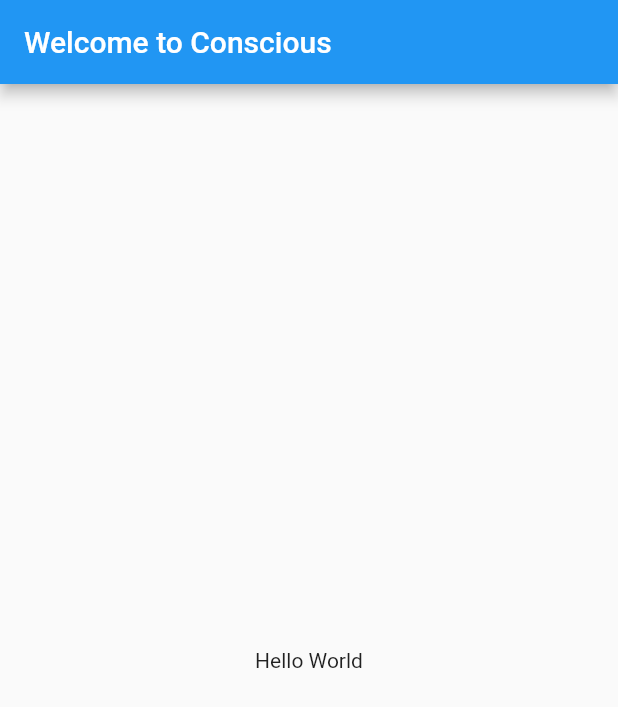
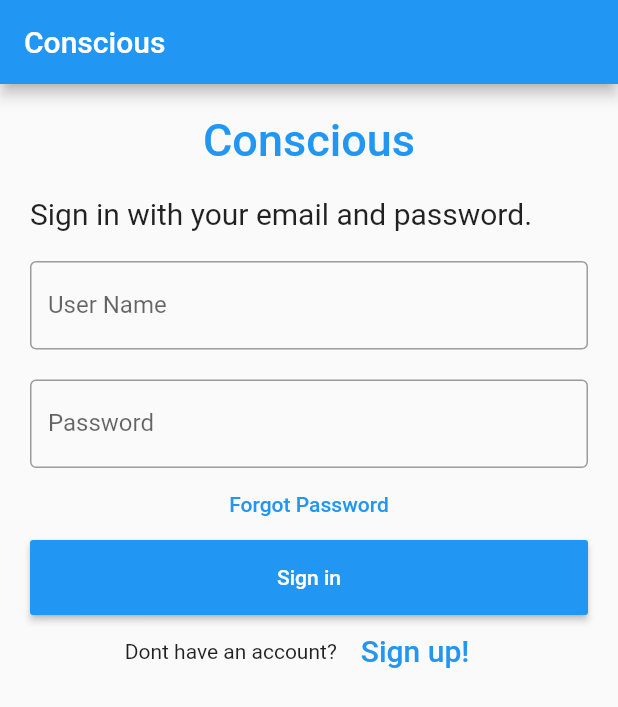
Before and after one commit to VictorElujinmi/conscious_app, a Flutter app: the screen it shows after launch, on a phone screen of 412 x 824 dp. Shown: the top 707 px of the screen. Run offline on Flutter 3.47's test engine with Material 2 defaults, Android fonts, the phone set to English and light mode, and no system bars.

Commit message:
Created Sign in page

```diff
--- a/lib/main.dart
+++ b/lib/main.dart
@@ -1,22 +1,112 @@
 import 'package:flutter/material.dart';
 
 void main() {
-  runApp(MyApp());
+  runApp(MaterialApp(
+    home: MyApp(),
+  ));
 }
 
-class MyApp extends StatelessWidget {
+
+
+class MyApp extends StatefulWidget {
+  @override
+  _State createState() => _State();
+}
+
+class _State extends State<MyApp> {
+  TextEditingController nameController = TextEditingController();
+  TextEditingController passwordController = TextEditingController();
+
   @override
   Widget build(BuildContext context) {
-    return MaterialApp(
-      title: 'Welcome to Flutter',
-      home: Scaffold(
+    return Scaffold(
         appBar: AppBar(
-          title: Text('Welcome to Conscious'),
+          title: Text('Conscious'),
         ),
-        body: Center(
-          child: Text('Hello World'),
-        ),
-      ),
-    );
+        body: Padding(
+            padding: EdgeInsets.all(10),
+            child: ListView(
+              children: <Widget>[
+                Container(
+
+                  //Add Logo here
+                    alignment: Alignment.center,
+                    padding: EdgeInsets.all(10),
+                    child: Text(
+                      'Conscious',
+                      style: TextStyle(
+                          color: Colors.blue,
+                          fontWeight: FontWeight.w500,
+                          fontSize: 30),
+                    )),
+                Container(
+                    alignment: Alignment.topLeft,
+                    padding: EdgeInsets.all(10),
+                    child: Text(
+                      'Sign in with your email and password.',
+                      style: TextStyle(fontSize: 20),
+                    )),
+                Container(
+                  padding: EdgeInsets.all(10),
+                  child: TextField(
+                    controller: nameController,
+                    decoration: InputDecoration(
+                      border: OutlineInputBorder(),
+                      labelText: 'User Name',
+                    ),
+                  ),
+                ),
+                Container(
+                  padding: EdgeInsets.fromLTRB(10, 10, 10, 0),
+                  child: TextField(
+                    obscureText: true,
+                    controller: passwordController,
+                    decoration: InputDecoration(
+                      border: OutlineInputBorder(),
+                      labelText: 'Password',
+                    ),
+                  ),
+                ),
+                FlatButton(
+                  onPressed: (){
+                    //forgot password screen
+                  },
+                  textColor: Colors.blue,
+                  child: Text('Forgot Password'),
+                ),
+                Container(
+                    height: 50,
+                    padding: EdgeInsets.fromLTRB(10, 0, 10, 0),
+                    child: RaisedButton(
+                      textColor: Colors.white,
+                      color: Colors.blue,
+                      child: Text('Sign in'),
+                      onPressed: () {
+                        print(nameController.text);
+                        print(passwordController.text);
+
+
+
+                      },
+                    )),
+                Container(
+                    child: Row(
+                      children: <Widget>[
+                        Text('Dont have an account?'),
+                        FlatButton(
+                          textColor: Colors.blue,
+                          child: Text(
+                            'Sign up!',
+                            style: TextStyle(fontSize: 20),
+                          ),
+                          onPressed: () {
+                            //signup screen
+                          },
+                        )
+                      ],
+                      mainAxisAlignment: MainAxisAlignment.center,
+                    ))
+              ],
+            )));
   }
 }
```
